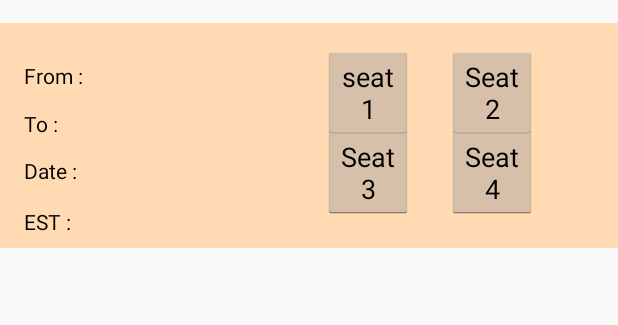
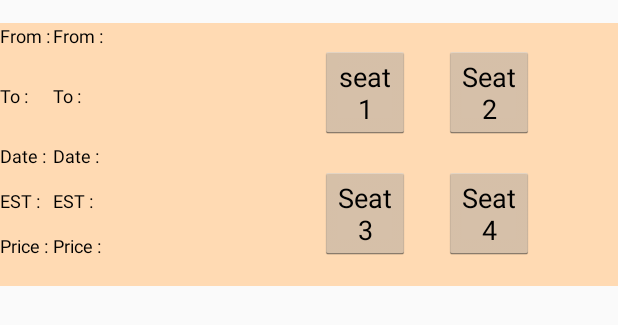
Before and after one commit to mrkoppy/MyAppFYP2, an Android app: the layout my_rider_booking.xml on its own in the app's theme, with its tools: preview values and no code run, on a phone screen of 412 x 824 dp. Shown: the top 325 px of the screen. Run offline under Robolectric (Android 15) with nearby library versions, the light colour scheme and no system bars.

Commit message:
- available trip for rider layout updated - added multidex class into build gradle

```diff
--- a/app/build.gradle
+++ b/app/build.gradle
@@ -9,6 +9,7 @@ android {
         versionCode 1
         versionName "1.0"
         testInstrumentationRunner "android.support.test.runner.AndroidJUnitRunner"
+        multiDexEnabled true
     }
     buildTypes {
         release {
@@ -33,6 +34,7 @@ dependencies {
     implementation 'com.google.code.gson:gson:2.8.0'
     implementation 'com.squareup.retrofit:converter-gson:2.0.0-beta2'
     implementation 'com.squareup.okhttp:okhttp:2.4.0'
+    implementation 'com.android.support:multidex:1.0.3'
 
 
 }
--- a/app/src/main/AndroidManifest.xml
+++ b/app/src/main/AndroidManifest.xml
@@ -45,10 +45,6 @@
         <meta-data
             android:name="com.google.android.geo.API_KEY"
             android:value="@string/google_maps_key" />
-
-        <activity
-            android:name=".mydriver_map"
-            android:label="@string/title_activity_mydriver_map" />
         <activity android:name=".myalert" />
         <activity android:name=".myrider_map" />
         <activity android:name=".Driver_CrRoute" />
--- a/app/src/main/res/layout/activity_mydriver.xml
+++ b/app/src/main/res/layout/activity_mydriver.xml
@@ -13,7 +13,9 @@
         android:id="@+id/mydriverheader"
         android:layout_width="wrap_content"
         android:layout_height="wrap_content"
-        android:layout_centerInParent="true"
+        android:layout_alignParentTop="true"
+        android:layout_centerHorizontal="true"
+        android:layout_marginTop="13dp"
         android:text="@string/welcome_to_driver_page"
         android:textSize="20sp" />
 
@@ -30,7 +32,7 @@
         android:textColor="#000"
         android:textSize="16sp" />
 
-    <SearchView
+<!--    <SearchView
         android:layout_width="match_parent"
         android:layout_height="40dp"
         android:layout_alignParentStart="true"
@@ -41,15 +43,13 @@
         android:orientation="vertical"
         android:textColorHint="#FF0000"
         android:queryHint="@string/Mydriver_offer"
-        android:layout_alignParentLeft="true" />
+        android:layout_alignParentLeft="true" />-->
 
     <Button
         android:id="@+id/btn_create_route"
         android:layout_width="wrap_content"
         android:layout_height="wrap_content"
-        android:layout_alignParentTop="true"
-        android:layout_centerHorizontal="true"
-        android:layout_marginTop="56dp"
+        android:layout_centerInParent="true"
         android:background="#2196F3"
         android:onClick="createRoute"
         android:text="@string/create_route"
--- a/app/src/main/res/layout/my_rider_booking.xml
+++ b/app/src/main/res/layout/my_rider_booking.xml
@@ -4,7 +4,7 @@
     xmlns:app="http://schemas.android.com/apk/res-auto"
     xmlns:tools="http://schemas.android.com/tools"
     android:layout_width="match_parent"
-    android:layout_height="150dp"
+    android:layout_height="175dp"
     android:layout_marginTop="15dp"
     android:background="#ffdab3"
     android:clickable="true"
@@ -12,62 +12,178 @@
     android:theme="@style/NoActionBar">
 
     <RelativeLayout
-        android:layout_width="192dp"
-        android:layout_height="148dp">
+        android:layout_width="190dp"
+        android:layout_height="match_parent">
 
+        <RelativeLayout
+            android:id="@+id/tvFrom1"
+            android:layout_width="35dp"
+            android:layout_height="40dp">
+
+            <TextView
+                android:layout_width="wrap_content"
+                android:layout_height="wrap_content"
+                android:text="From : "
+                android:textSize="12sp"
+                android:textColor="#000"/>
+
+        </RelativeLayout>
+
+        <RelativeLayout
+            android:id="@+id/from1"
+            android:layout_width="155dp"
+            android:layout_height="40dp"
+            android:layout_alignParentTop="true"
+            android:layout_toRightOf="@+id/tvFrom1"
+            android:layout_toEndOf="@+id/tvFrom1">
 
             <TextView
                 android:id="@+id/tv_availableRideFrom"
                 android:layout_width="wrap_content"
                 android:layout_height="wrap_content"
-            android:layout_alignParentLeft="true"
-            android:layout_alignParentStart="true"
                 android:layout_alignParentTop="true"
-            android:layout_marginLeft="16dp"
-            android:layout_marginStart="16dp"
-            android:layout_marginTop="13dp"
+                android:layout_marginTop="0dp"
                 android:text="@string/from"
-            android:textColor="#000" />
+                android:textColor="#000"
+                android:textSize="12sp" />
+
+        </RelativeLayout>
+
+        <RelativeLayout
+            android:id="@+id/tvTo1"
+            android:layout_width="35dp"
+            android:layout_height="40dp"
+            android:layout_below="@+id/tvFrom1">
+
+            <TextView
+                android:layout_width="wrap_content"
+                android:layout_height="wrap_content"
+                android:text="To : "
+                android:textSize="12sp"
+                android:textColor="#000"/>
+
+        </RelativeLayout>
+
+        <RelativeLayout
+            android:id="@+id/to1"
+            android:layout_width="155dp"
+            android:layout_height="40dp"
+            android:layout_below="@+id/from1"
+            android:layout_toEndOf="@+id/tvTo1"
+            android:layout_toRightOf="@+id/tvTo1">
 
             <TextView
                 android:id="@+id/tv_availableRideTo"
                 android:layout_width="wrap_content"
                 android:layout_height="wrap_content"
-            android:layout_alignLeft="@+id/tv_availableRideFrom"
                 android:layout_alignParentTop="true"
-            android:layout_alignStart="@+id/tv_availableRideFrom"
-            android:layout_marginTop="45dp"
                 android:text="To : "
                 android:textColor="#000"
-            tools:ignore="HardcodedText" />
+                android:textSize="12sp" />
+
+        </RelativeLayout>
+
+        <RelativeLayout
+            android:id="@+id/tvDate1"
+            android:layout_width="35dp"
+            android:layout_height="30dp"
+            android:layout_below="@+id/tvTo1">
+
+            <TextView
+                android:layout_width="wrap_content"
+                android:layout_height="wrap_content"
+                android:text="Date : "
+                android:textSize="12sp"
+                android:textColor="#000"/>
+
+        </RelativeLayout>
+
+        <RelativeLayout
+            android:id="@+id/date1"
+            android:layout_width="155dp"
+            android:layout_height="30dp"
+            android:layout_below="@+id/to1"
+            android:layout_toRightOf="@id/tvDate1">
 
             <TextView
                 android:id="@+id/tv_availableRideDate"
                 android:layout_width="wrap_content"
                 android:layout_height="wrap_content"
-            android:layout_alignLeft="@+id/tv_availableRideFrom"
-            android:layout_alignParentBottom="true"
-            android:layout_alignStart="@+id/tv_availableRideFrom"
-            android:layout_marginBottom="52dp"
                 android:text="@string/date"
-            android:textColor="#000" />
+                android:textColor="#000"
+                android:textSize="12sp" />
+
+        </RelativeLayout>
+
+        <RelativeLayout
+            android:id="@+id/tvEST1"
+            android:layout_width="35dp"
+            android:layout_height="30dp"
+            android:layout_below="@+id/tvDate1">
+
+            <TextView
+                android:layout_width="wrap_content"
+                android:layout_height="wrap_content"
+                android:text="EST : "
+                android:textSize="12sp"
+                android:textColor="#000"/>
+
+        </RelativeLayout>
+
+        <RelativeLayout
+            android:id="@+id/EST1"
+            android:layout_width="155dp"
+            android:layout_height="30dp"
+            android:layout_below="@+id/date1"
+            android:layout_toRightOf="@+id/tvEST1">
 
             <TextView
                 android:id="@+id/tv_availableRideEST"
                 android:layout_width="wrap_content"
                 android:layout_height="wrap_content"
-            android:layout_alignLeft="@+id/tv_availableRideFrom"
+                android:text="@string/est"
+                android:textColor="#000"
+                android:textSize="12sp" />
+
+        </RelativeLayout>
+
+        <RelativeLayout
+            android:id="@+id/tvPrice1"
+            android:layout_width="35dp"
+            android:layout_height="30dp"
+            android:layout_below="@+id/tvEST1">
+
+            <TextView
+                android:layout_width="wrap_content"
+                android:layout_height="wrap_content"
+                android:text="Price : "
+                android:textSize="12sp"
+                android:textColor="#000"/>
+
+        </RelativeLayout>
+
+        <RelativeLayout
+            android:layout_width="155dp"
+            android:layout_height="30dp"
+            android:layout_below="@id/EST1"
+            android:layout_toRightOf="@+id/tvPrice1">
+
+            <TextView
+                android:layout_width="wrap_content"
+                android:layout_height="wrap_content"
                 android:layout_alignParentBottom="true"
-            android:layout_alignStart="@+id/tv_availableRideFrom"
-            android:layout_marginBottom="18dp"
-            android:text="@string/est"
-            android:textColor="#000" />
+                android:layout_marginBottom="15dp"
+                android:text="Price : "
+                android:textColor="#000"
+                android:textSize="12sp" />
+
+        </RelativeLayout>
 
     </RelativeLayout>
 
     <RelativeLayout
         android:layout_width="192dp"
-        android:layout_height="148dp">
+        android:layout_height="match_parent">
 
 
         <Button
```
Lines whose indentation alone changed are shown as unchanged.
